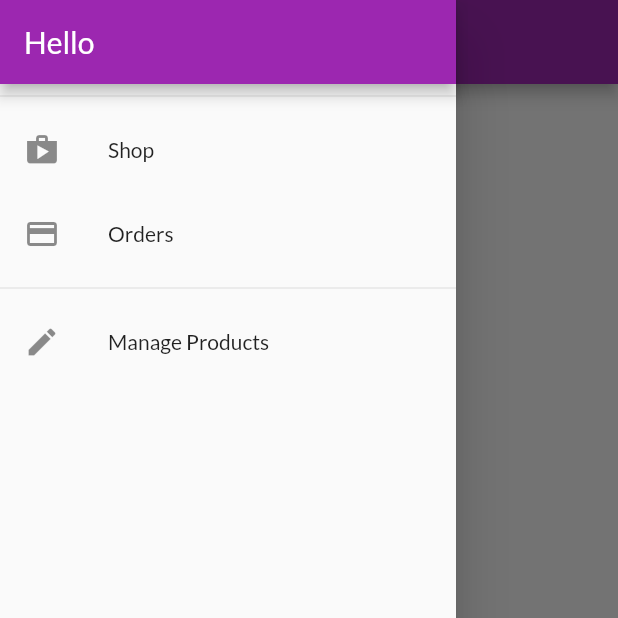
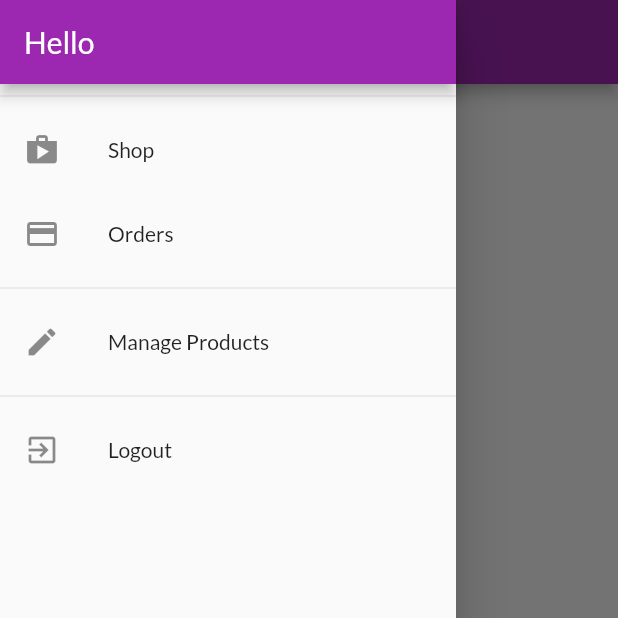
Before and after one commit to xravindra/flutter-shop, a Flutter app: the OrdersScreen screen opened by its route, with the side drawer open, on a phone screen of 412 x 824 dp, the top half of it. Run offline on Flutter 3.47's test engine with Material 2 defaults, Android fonts, the phone set to English and light mode, and no system bars; our stand-ins replace flick_video_player, video_player; network calls fail.

Commit message:
do logout

```diff
--- a/lib/widgets/app_drawer.dart
+++ b/lib/widgets/app_drawer.dart
@@ -1,6 +1,8 @@
 import 'package:flutter/material.dart';
+import 'package:fluttershop/providers/auth.dart';
 import 'package:fluttershop/screens/orders_screen.dart';
 import 'package:fluttershop/screens/user_products_screen.dart';
+import 'package:provider/provider.dart';
 
 class AppDrawer extends StatelessWidget {
   @override
@@ -39,6 +41,15 @@
                   .pushReplacementNamed(UserProductsScreen.routeName);
             },
           ),
+          Divider(),
+          ListTile(
+            leading: Icon(Icons.exit_to_app),
+            title: Text('Logout'),
+            onTap: () {
+              Navigator.of(context).pop();
+              Provider.of<Auth>(context, listen: false).logout();
+            },
+          ),
         ],
       ),
     );
```
Also changed, not shown: lib/providers/auth.dart (+11 -0 lines).
